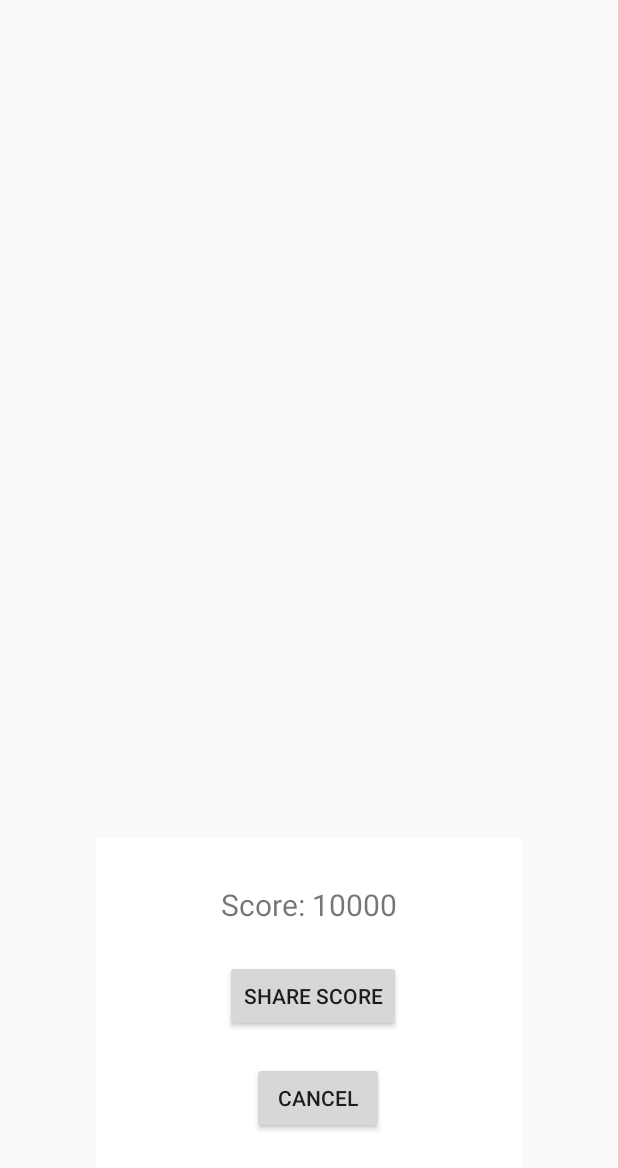
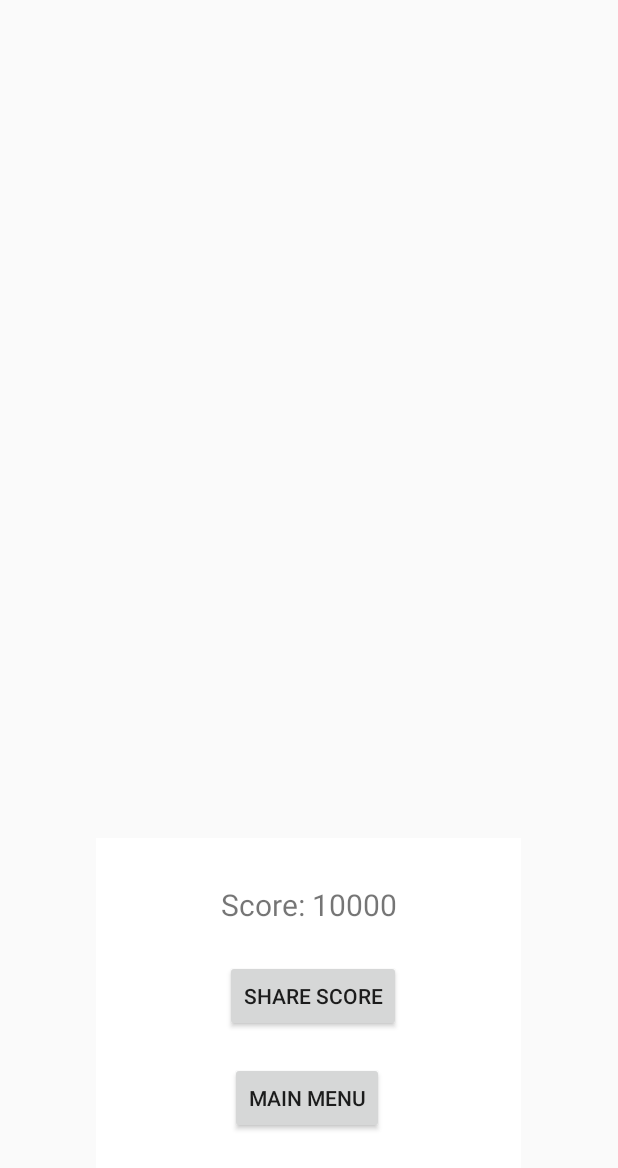
Before and after one commit to keliu98/firstmobilegame, an Android app: the layout popup_layout.xml on its own in the app's theme, with its tools: preview values and no code run, on a phone screen of 412 x 824 dp. Shown: the top 1168 px of the screen. Run offline under Robolectric (Android 15) with nearby library versions, the phone set to English and light mode, and no system bars.

Commit message:
changes to game ends dialog

```diff
--- a/app/src/main/res/layout/activity_main.xml
+++ b/app/src/main/res/layout/activity_main.xml
@@ -49,7 +49,7 @@
         android:layout_height="wrap_content"
         android:layout_marginStart="152dp"
         android:layout_marginBottom="264dp"
-        android:text="test_Email"
+        android:text="Game_End"
         app:layout_constraintBottom_toBottomOf="parent"
         app:layout_constraintStart_toStartOf="parent" />
 
--- a/app/src/main/res/layout/popup_layout.xml
+++ b/app/src/main/res/layout/popup_layout.xml
@@ -16,13 +16,13 @@
         tools:srcCompat="@android:drawable/screen_background_light" />
 
     <Button
-        android:id="@+id/cancel_button"
+        android:id="@+id/exitgame_button"
         android:layout_width="wrap_content"
         android:layout_height="wrap_content"
         android:layout_marginStart="156dp"
         android:layout_marginEnd="156dp"
         android:layout_marginBottom="68dp"
-        android:text="Cancel"
+        android:text="Main Menu"
         app:layout_constraintBottom_toBottomOf="parent"
         app:layout_constraintEnd_toEndOf="parent"
         app:layout_constraintHorizontal_bias="1.0"
--- a/build.gradle
+++ b/build.gradle
@@ -1,6 +1,6 @@
 // Top-level build file where you can add configuration options common to all sub-projects/modules.
 plugins {
-    id 'com.android.application' version '7.3.1' apply false
-    id 'com.android.library' version '7.3.1' apply false
+    id 'com.android.application' version '7.4.1' apply false
+    id 'com.android.library' version '7.4.1' apply false
     id 'org.jetbrains.kotlin.android' version '1.7.20' apply false
 }
```
Also changed, not shown: app/src/main/java/com/example/firstgame/MainActivity.kt (+5 -9 lines), gradle/wrapper/gradle-wrapper.properties.
